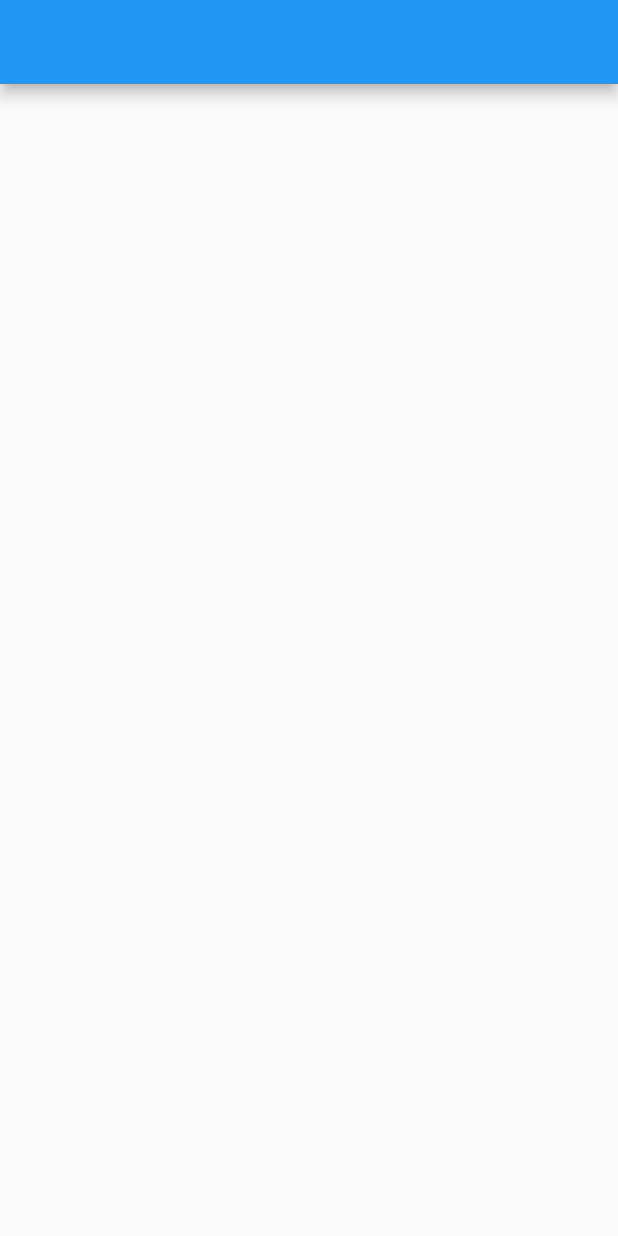
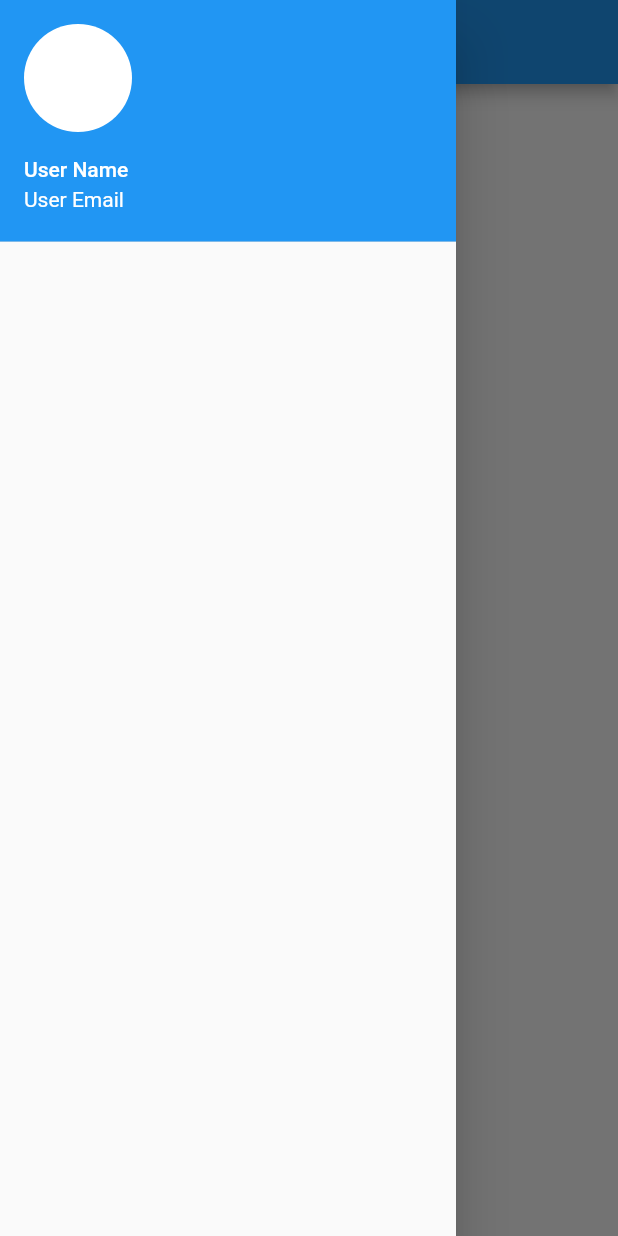
Before and after one commit to takuchalle/flat_flutter, a Flutter app: the screen it shows after launch, with the side drawer open (before the commit the screen has no drawer), on a phone screen of 412 x 824 dp. Run offline on Flutter 3.47's test engine with Material 2 defaults, Android fonts, the phone set to English and light mode, and no system bars.

Commit message:
Add Drawer

```diff
--- /dev/null
+++ b/lib/flat_drawer.dart
@@ -0,0 +1,27 @@
+import 'package:flutter/material.dart';
+
+class FlatDrawer extends StatefulWidget {
+  @override
+  _FlatDrawerState createState() => _FlatDrawerState();
+}
+
+class _FlatDrawerState extends State<FlatDrawer> {
+  Widget _buildUserAccountsDrawerHeader() {
+    return UserAccountsDrawerHeader(
+      accountName: Text("User Name"),
+      accountEmail: Text("User Email"),
+      currentAccountPicture: CircleAvatar(
+        backgroundColor: Colors.white,
+      ),
+    );
+  }
+
+  @override
+  Widget build(BuildContext context) {
+    return Drawer(
+      child: Column(
+        children: <Widget>[_buildUserAccountsDrawerHeader()],
+      ),
+    );
+  }
+}
--- a/lib/flat_list.dart
+++ b/lib/flat_list.dart
@@ -1,3 +1,4 @@
+import 'package:flat_flutter/flat_drawer.dart';
 import 'package:flutter/material.dart';
 
 class FlatList extends StatelessWidget {
@@ -5,6 +6,7 @@ class FlatList extends StatelessWidget {
   Widget build(BuildContext context) {
     return Scaffold(
       appBar: AppBar(),
+      drawer: FlatDrawer(),
     );
   }
 }
```
